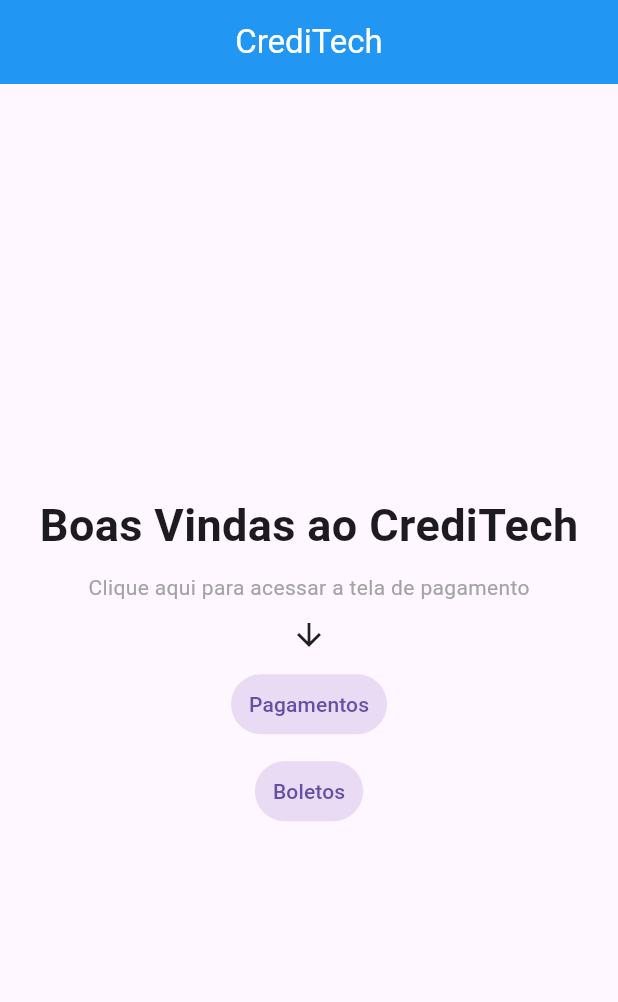
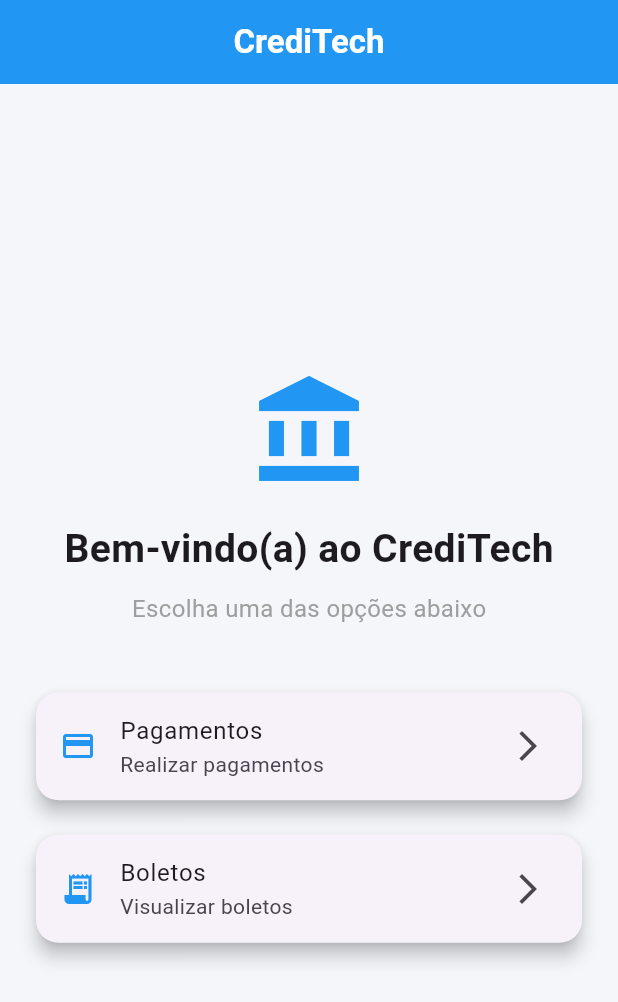
Before and after one commit to kauanvinicius9/CrediTech, a Flutter app: the screen it shows after launch, on a phone screen of 412 x 824 dp. Shown: the top 1002 px of the screen. Run offline on Flutter 3.47's test engine with Material 3 defaults, Android fonts, the phone set to English and light mode, and no system bars.

Commit message:
add new page

```diff
--- a/bank/lib/main.dart
+++ b/bank/lib/main.dart
@@ -2,9 +2,8 @@ import 'package:flutter/material.dart';
 import 'package:flutter_application_1/boleto.dart';
 import 'package:flutter_application_1/pagamento.dart';
 
-// Tela inicial
 void main() {
-  runApp(CrediTech());
+  runApp(const CrediTech());
 }
 
 class CrediTech extends StatelessWidget {
@@ -12,47 +11,89 @@ class CrediTech extends StatelessWidget {
 
   @override
   Widget build(BuildContext context) {
-    return MaterialApp(home: Inicio());
+    return MaterialApp(
+      debugShowCheckedModeBanner: false,
+      title: "CrediTech",
+      theme: ThemeData(primarySwatch: Colors.blue),
+      home: const Inicio(),
+    );
   }
 }
 
-// Tela inicial
 class Inicio extends StatelessWidget {
   const Inicio({super.key});
 
   @override
   Widget build(BuildContext context) {
     return Scaffold(
+      backgroundColor: const Color(0xffF5F6FA),
       appBar: AppBar(
-        title: Text("CrediTech", style: TextStyle(color: Colors.white)),
+        title: const Text("CrediTech", style: TextStyle(color: Colors.white, fontWeight: FontWeight.bold),
+        ),
         centerTitle: true,
         backgroundColor: Colors.blue,
       ),
+
       body: Center(
-        child: Column(
-          spacing: 10,
-          mainAxisAlignment: MainAxisAlignment.center,
-          children: [
-            Text("Boas Vindas ao CrediTech", style: TextStyle(fontWeight: FontWeight.bold, fontSize: 30 )),
-            Text("Clique aqui para acessar a tela de pagamento", style: TextStyle(color: const Color.fromARGB(255, 163, 163, 163))),
-            Icon(Icons.arrow_downward),
-            TextButton(
-              style: TextButton.styleFrom(
-                backgroundColor: const Color.fromARGB(255,233,219,243)
+        child: Padding(
+          padding: const EdgeInsets.all(20),
+          child: Column(
+            mainAxisAlignment: MainAxisAlignment.center,
+            children: [
+              const Icon(Icons.account_balance, size: 80, color: Colors.blue),
+              const SizedBox(height: 20),
+              const Text("Bem-vindo(a) ao CrediTech", style: TextStyle(fontSize: 26, fontWeight: FontWeight.bold)),
+              const SizedBox(height: 10),
+              const Text("Escolha uma das opções abaixo", style: TextStyle(color: Colors.grey, fontSize: 16)),
+              const SizedBox(height: 40),
+
+              // Card de Pagamento
+              Card(
+                elevation: 5,
+                shape: RoundedRectangleBorder(
+                  borderRadius: BorderRadius.circular(15),
+                ),
+
+                child: ListTile(
+                  leading: const Icon(Icons.payment, color: Colors.blue),
+                  title: const Text("Pagamentos"),
+                  subtitle: const Text("Realizar pagamentos"),
+                  trailing: const Icon(Icons.arrow_forward_ios),
+                  onTap: () {
+                    Navigator.push(
+                      context,
+                      MaterialPageRoute(
+                        builder: (context) => const Pagamento(),
+                      ),
+                    );
+                  },
+                ),
               ),
-              onPressed: (){
-              Navigator.push(context,MaterialPageRoute(builder:(context)=>Pagamento()));
-            }, child: Text("Pagamentos")),
 
-            TextButton(
-              style: TextButton.styleFrom(
-                backgroundColor: const Color.fromARGB(255,233,219,243)
+              const SizedBox(height: 15),
+
+              // Card de Boletos
+              Card(
+                elevation: 5,
+                shape: RoundedRectangleBorder(
+                  borderRadius: BorderRadius.circular(15),
+                ),
+
+                child: ListTile(
+                  leading: const Icon(Icons.receipt_long, color: Colors.blue),
+                  title: const Text("Boletos"),
+                  subtitle: const Text("Visualizar boletos"),
+                  trailing: const Icon(Icons.arrow_forward_ios),
+                  onTap: () {
+                    Navigator.push(
+                      context,
+                      MaterialPageRoute(builder: (context) => const Boleto()),
+                    );
+                  },
+                ),
               ),
-              onPressed: (){
-                Navigator.push(context,MaterialPageRoute(builder:(context)=>Boleto()));
-              }, child: Text("Boletos"))
-
-          ],
+            ],
+          ),
         ),
       ),
     );
```
Also changed, not shown: bank/lib/cartao.dart (+15 -1 lines), bank/lib/novocartao.dart (added, +31 -0 lines), bank/lib/assets/credit-card-2.png (deleted).
